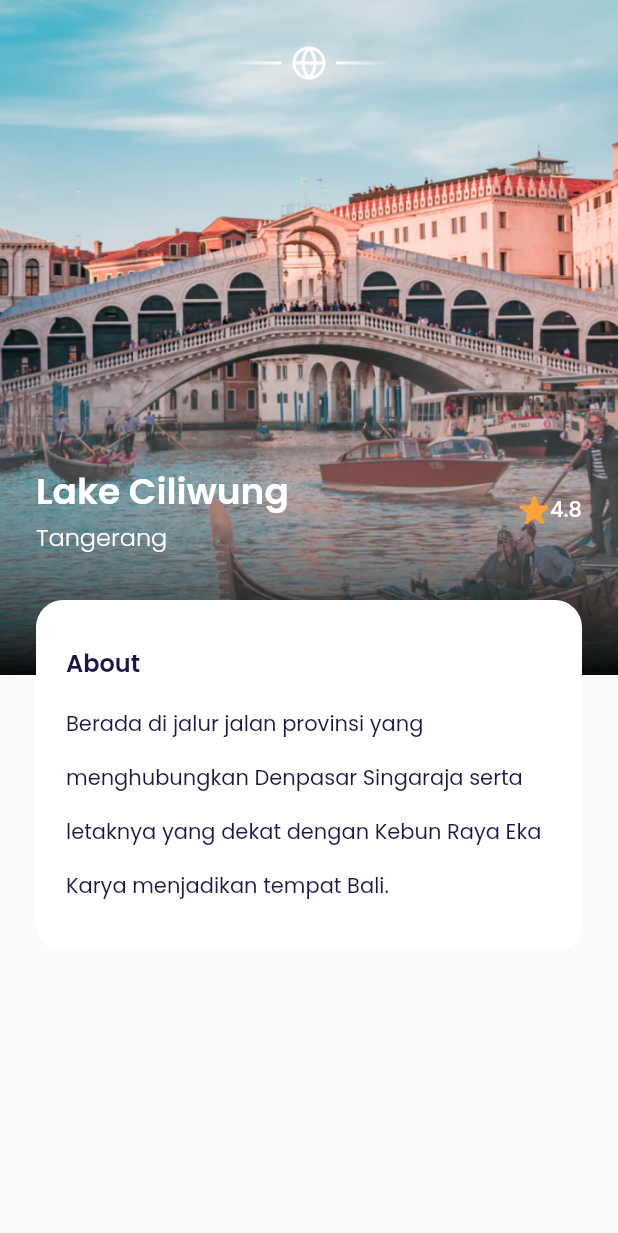
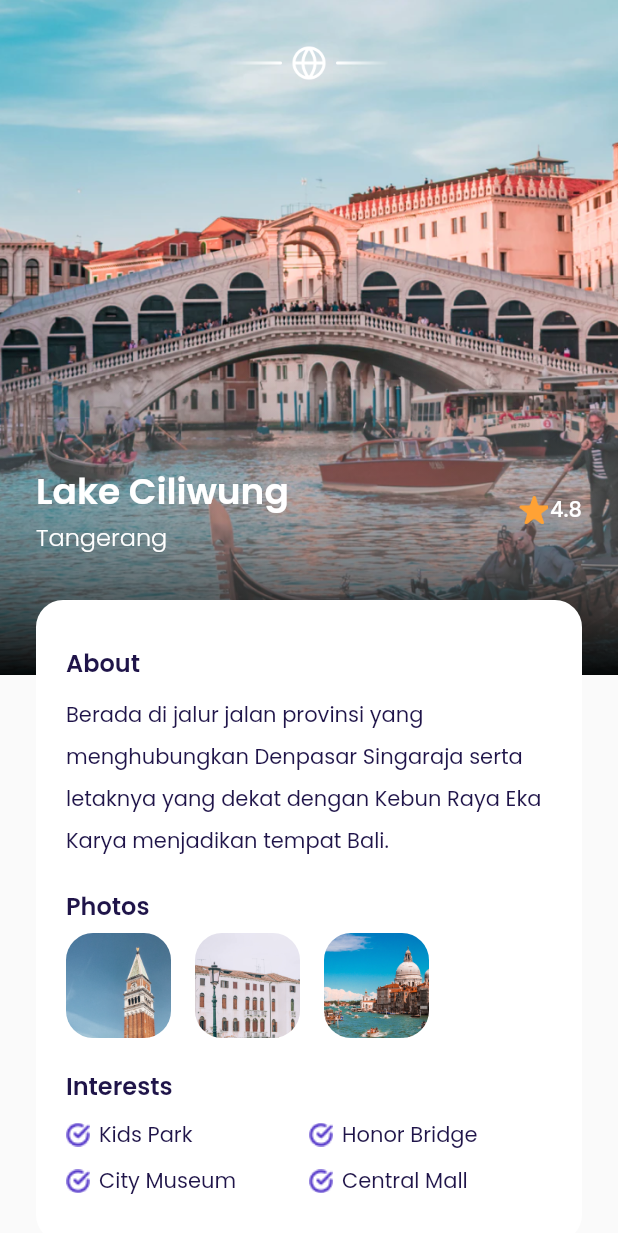
Before and after one commit to aluth313/flutter-book-ticket-airplane, a Flutter app: the MainPage screen opened by its route, after a tap on "4.8", on a phone screen of 412 x 824 dp. Shown: the top 1233 px of the screen. Run offline on Flutter 3.47's test engine with Material 2 defaults, Android fonts, the phone set to English and light mode, and no system bars; our stand-ins replace google_fonts.

Commit message:
detail page done

```diff
--- a/lib/ui/pages/detail_page.dart
+++ b/lib/ui/pages/detail_page.dart
@@ -1,5 +1,8 @@
 import 'package:flutter/material.dart';
 import 'package:flutter_airplane/shared/theme.dart';
+import 'package:flutter_airplane/ui/widgets/custom_button.dart';
+import 'package:flutter_airplane/ui/widgets/custom_interests.dart';
+import 'package:flutter_airplane/ui/widgets/custom_widget_photo.dart';
 
 class DetailPage extends StatelessWidget {
   const DetailPage({Key? key}) : super(key: key);
@@ -87,6 +90,7 @@ class DetailPage extends StatelessWidget {
                 ],
               ),
             ),
+            // about
             Container(
               width: double.infinity,
               padding: EdgeInsets.symmetric(horizontal: 20, vertical: 30),
@@ -107,9 +111,100 @@ class DetailPage extends StatelessWidget {
                   ),
                   Text(
                     'Berada di jalur jalan provinsi yang menghubungkan Denpasar Singaraja serta letaknya yang dekat dengan Kebun Raya Eka Karya menjadikan tempat Bali.',
+                    style:
+                        blackTextStyle.copyWith(height: 2, fontWeight: regular),
+                  ),
+                  SizedBox(
+                    height: 20,
+                  ),
+                  Text(
+                    'Photos',
                     style: blackTextStyle.copyWith(
-                      height: 2.6,
-                      fontWeight: regular),
+                        fontSize: 16, fontWeight: semiBold),
+                  ),
+                  SizedBox(
+                    height: 6,
+                  ),
+                  Row(
+                    children: [
+                      CustomWidgetPhoto(
+                        imageUrl: 'assets/image_photo1.png',
+                      ),
+                      CustomWidgetPhoto(
+                        imageUrl: 'assets/image_photo2.png',
+                      ),
+                      CustomWidgetPhoto(
+                        imageUrl: 'assets/image_photo3.png',
+                      ),
+                    ],
+                  ),
+                  SizedBox(
+                    height: 20,
+                  ),
+                  Text(
+                    'Interests',
+                    style: blackTextStyle.copyWith(
+                        fontSize: 16, fontWeight: semiBold),
+                  ),
+                  SizedBox(
+                    height: 10,
+                  ),
+                  Row(
+                    children: [
+                      CustomInterest(
+                        name: 'Kids Park',
+                      ),
+                      CustomInterest(
+                        name: 'Honor Bridge',
+                      ),
+                    ],
+                  ),
+                  SizedBox(
+                    height: 10,
+                  ),
+                  Row(
+                    children: [
+                      CustomInterest(
+                        name: 'City Museum',
+                      ),
+                      CustomInterest(
+                        name: 'Central Mall',
+                      ),
+                    ],
+                  ),
+                ],
+              ),
+            ),
+            // price & book button
+            Container(
+              width: double.infinity,
+              margin:
+                  EdgeInsets.symmetric(horizontal: defaultMargin, vertical: 30),
+              child: Row(
+                children: [
+                  Expanded(
+                    child: Column(
+                      crossAxisAlignment: CrossAxisAlignment.start,
+                      children: [
+                        Text(
+                          'IDR 2.500.000',
+                          style: blackTextStyle.copyWith(
+                              fontSize: 18, fontWeight: medium),
+                        ),
+                        SizedBox(
+                          height: 5,
+                        ),
+                        Text(
+                          'per orang',
+                          style: greyTextStyle.copyWith(fontWeight: light),
+                        )
+                      ],
+                    ),
+                  ),
+                  CustomButtom(
+                    title: 'Book Now',
+                    onPressed: () {},
+                    width: 170,
                   )
                 ],
               ),
@@ -121,12 +216,14 @@ class DetailPage extends StatelessWidget {
 
     return Scaffold(
       backgroundColor: kBackgroundColor,
-      body: Stack(
-        children: [
-          backroundImage(),
-          customShadow(),
-          content(),
-        ],
+      body: SingleChildScrollView(
+        child: Stack(
+          children: [
+            backroundImage(),
+            customShadow(),
+            content(),
+          ],
+        ),
       ),
     );
   }
--- /dev/null
+++ b/lib/ui/widgets/custom_interests.dart
@@ -0,0 +1,31 @@
+import 'package:flutter/material.dart';
+import 'package:flutter_airplane/shared/theme.dart';
+
+class CustomInterest extends StatelessWidget {
+  final String name;
+
+  const CustomInterest({Key? key, required this.name}) : super(key: key);
+
+  @override
+  Widget build(BuildContext context) {
+    return Expanded(
+      child: Row(
+        children: [
+          Container(
+            width: 16,
+            height: 16,
+            margin: EdgeInsets.only(right: 6),
+            decoration: BoxDecoration(
+                image: DecorationImage(
+                    fit: BoxFit.cover,
+                    image: AssetImage('assets/icon_check.png'))),
+          ),
+          Text(
+            name,
+            style: blackTextStyle.copyWith(fontWeight: regular),
+          )
+        ],
+      ),
+    );
+  }
+}
--- /dev/null
+++ b/lib/ui/widgets/custom_widget_photo.dart
@@ -0,0 +1,20 @@
+import 'package:flutter/material.dart';
+
+class CustomWidgetPhoto extends StatelessWidget {
+  final String imageUrl;
+
+  const CustomWidgetPhoto({Key? key, required this.imageUrl}) : super(key: key);
+
+  @override
+  Widget build(BuildContext context) {
+    return Container(
+      width: 70,
+      height: 70,
+      margin: EdgeInsets.only(right: 16),
+      decoration: BoxDecoration(
+          borderRadius: BorderRadius.circular(18),
+          image:
+              DecorationImage(fit: BoxFit.cover, image: AssetImage(imageUrl))),
+    );
+  }
+}
--- a/lib/ui/widgets/destination_tile.dart
+++ b/lib/ui/widgets/destination_tile.dart
@@ -1,5 +1,6 @@
 import 'package:flutter/material.dart';
 import 'package:flutter_airplane/shared/theme.dart';
+import 'package:flutter_airplane/ui/pages/detail_page.dart';
 
 class DestinationTile extends StatelessWidget {
   final String name;
@@ -17,7 +18,13 @@ class DestinationTile extends StatelessWidget {
 
   @override
   Widget build(BuildContext context) {
-    return Container(
+    return GestureDetector(
+      onTap: () => Navigator.push(
+          context,
+          MaterialPageRoute(
+            builder: (context) => DetailPage(),
+          )),
+      child: Container(
         margin: EdgeInsets.only(top: 16),
         padding: EdgeInsets.all(10),
         decoration: BoxDecoration(
@@ -40,8 +47,8 @@ class DestinationTile extends StatelessWidget {
                   Text(
                     name,
                     overflow: TextOverflow.ellipsis,
-                  style:
-                      blackTextStyle.copyWith(fontSize: 18, fontWeight: medium),
+                    style: blackTextStyle.copyWith(
+                        fontSize: 18, fontWeight: medium),
                   ),
                   SizedBox(
                     height: 5,
@@ -59,8 +66,8 @@ class DestinationTile extends StatelessWidget {
               height: 20,
               margin: EdgeInsets.only(right: 1),
               decoration: BoxDecoration(
-                image:
-                    DecorationImage(image: AssetImage('assets/icon_star.png'))),
+                  image: DecorationImage(
+                      image: AssetImage('assets/icon_star.png'))),
             ),
             Text(
               rating.toString(),
@@ -71,6 +78,7 @@ class DestinationTile extends StatelessWidget {
             )
           ],
         ),
+      ),
     );
   }
 }
```
Lines whose indentation alone changed are shown as unchanged.
